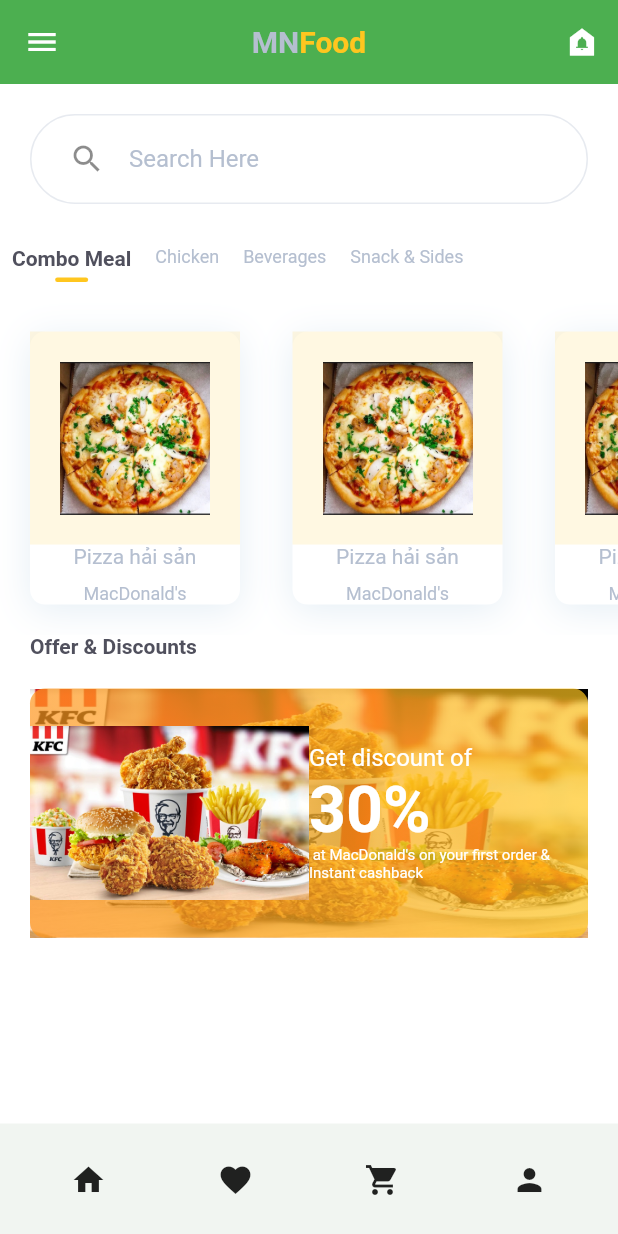
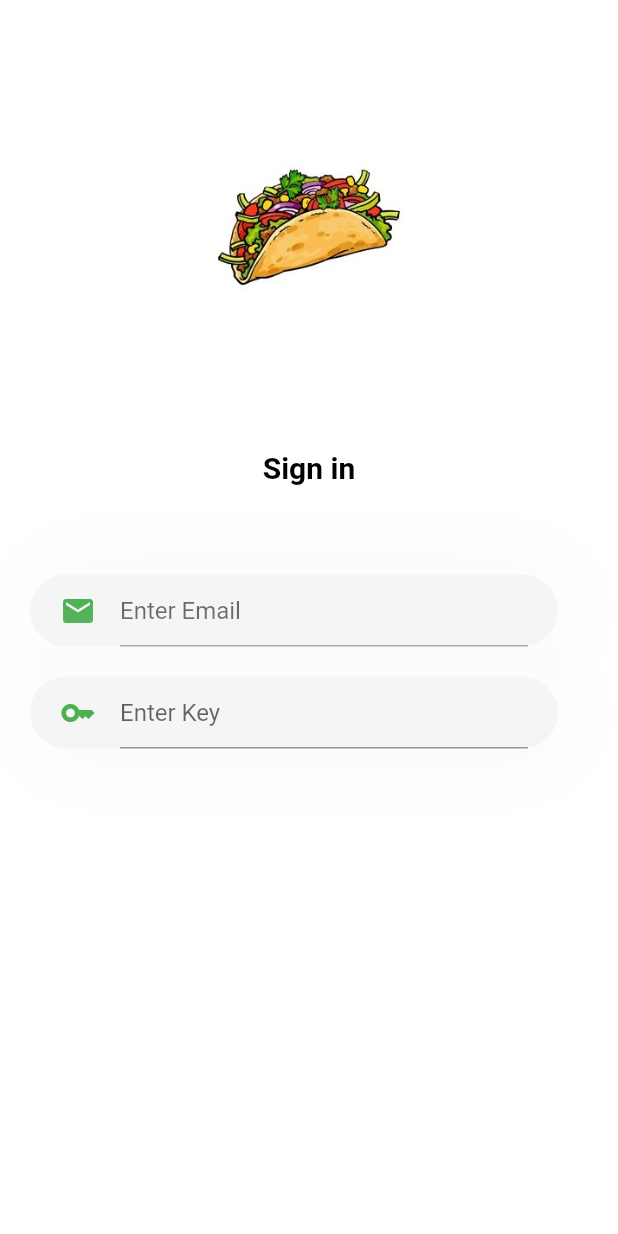
Before and after one commit to NguyenThiHueMinhB1910411/app_order, a Flutter app: the screen it shows after launch, on a phone screen of 412 x 824 dp. Run offline on Flutter 3.47's test engine with Material 2 defaults, Android fonts, the phone set to English and light mode, and no system bars.

Commit message:
update 20/10/2022

```diff
--- a/lib/main.dart
+++ b/lib/main.dart
@@ -1,34 +1,7 @@
-// import 'package:flutter/material.dart';
-// import 'package:order_food/constants.dart';
-// import 'package:order_food/screens/home/home-screen.dart';
-
-// void main() => runApp( MyApp());
-
-// class MyApp extends StatelessWidget {
-
-//   @override
-//   Widget build(BuildContext context) {
-//     return MaterialApp(
-//       debugShowCheckedModeBanner: false,
-//       title: 'Food App',
-//       theme: ThemeData(
-//         primaryColor: kPrimaryColor,
-//         scaffoldBackgroundColor: Colors.white,
-//         textTheme: TextTheme(
-//           body1: TextStyle(color: ksecondaryColor),
-//           body2: TextStyle(color: ksecondaryColor),
-//         ),
-//       ),
-//       home: HomeScreen(),
-//     );
-//   }
-// }
-
-
 import 'package:flutter/material.dart';
 import 'package:order_food/constants.dart';
 import 'package:order_food/screens/home/home-screen.dart';
-
+import 'package:order_food/screens/sign_in/sign_in_screen.dart';
 
 void main() => runApp(MyApp());
 
@@ -42,12 +15,18 @@ class MyApp extends StatelessWidget {
       theme: ThemeData(
         primaryColor: kPrimaryColor,
         scaffoldBackgroundColor: Colors.white,
+        appBarTheme: AppBarTheme(
+          color: Colors.white,
+          elevation: 0,
+          iconTheme: IconThemeData(color: Colors.black),
+        ),
         textTheme: TextTheme(
           bodyText1: TextStyle(color: ksecondaryColor),
           bodyText2: TextStyle(color: ksecondaryColor),
         ),
       ),
-      home: HomeScreen(),
+      //home: HomeScreen(),
+      home: SignInScreen(),
     );
   }
 }
--- a/lib/screens/home/details/details-screen.dart
+++ b/lib/screens/home/details/details-screen.dart
@@ -10,6 +10,7 @@ class DetailsScreen extends StatelessWidget {
   @override
   Widget build(BuildContext context) {
     return Scaffold(
+      resizeToAvoidBottomInset: false,
       backgroundColor: Color.fromARGB(255, 205, 206, 228),
       appBar: detailsAppBar(context),
       body: Body(),
@@ -57,7 +58,7 @@ class ItemInfo extends StatelessWidget {
         children: <Widget>[
           shopeName(name: "Pizza hải sản"),
           TitlePriceRating(
-            name: "Pizzaaaa",
+            name: "Pizza",
             numberOfReview: 24,
             rating: 4,
             price: 15,
--- /dev/null
+++ b/lib/screens/sign_in/sign_in_screen.dart
@@ -0,0 +1,125 @@
+import 'package:flutter/material.dart';
+import 'package:order_food/screens/home/components/app_bar.dart';
+import 'package:order_food/screens/sign_in/app_bar_sign_in.dart';
+
+class SignInScreen extends StatelessWidget {
+  static String routeName = "/sign_in";
+
+  @override
+  Widget build(BuildContext context) {
+    return Scaffold(
+      resizeToAvoidBottomInset: false,
+      //backgroundColor: Colors.white,
+      body: Container(
+        width: MediaQuery.of(context).size.width,
+        height: MediaQuery.of(context).size.height,
+        child: Column(
+          // mainAxisAlignment: MainAxisAlignment.spaceBetween,
+          // crossAxisAlignment: CrossAxisAlignment.start,
+          children: [
+            Container(
+              height: 300,
+              width: 150,
+              decoration: BoxDecoration(
+                image: DecorationImage(
+                  image: AssetImage('assets/images/theme_sign_in.jpg'),
+                ),
+              ),
+            ),
+            Text(
+              "Sign in",
+              style: TextStyle(
+                color: Colors.black,
+                fontSize: 20,
+                fontWeight: FontWeight.bold,
+              ),
+            ),
+            Padding(
+              padding: EdgeInsets.symmetric(horizontal: 0.0),
+              child: Container(
+                margin: EdgeInsets.only(right: 20, top: 20),
+                alignment: Alignment.bottomCenter,
+                child: Column(
+                  children: [
+                    // TextFormField(
+                    //   decoration: InputDecoration(
+                    //     labelText: "Email",
+                    //     hintText: "Enter your email",
+                    //   ),
+                    //   textAlign: TextAlign.center,
+                    // ),
+                    Container(
+                        margin: EdgeInsets.only(left: 20, right: 20, top: 40),
+                        padding: EdgeInsets.only(left: 20, right: 20),
+                        decoration: BoxDecoration(
+                            borderRadius: BorderRadius.circular(50),
+                            color: Colors.grey[100],
+                            boxShadow: [
+                              BoxShadow(
+                                offset: Offset(4, 1),
+                                blurRadius: 50,
+                                color: Color.fromARGB(255, 250, 246, 246),
+                              )
+                            ]),
+                        child: TextField(
+                          cursorColor: Colors.green,
+                          decoration: InputDecoration(
+                            icon: Icon(
+                              Icons.email,
+                              color: Colors.green[500],
+                            ),
+                            hintText: "Enter Email",
+                          ),
+                        )),
+
+                    Container(
+                        margin: EdgeInsets.only(left: 20, right: 20, top: 20),
+                        padding: EdgeInsets.only(left: 20, right: 20),
+                        decoration: BoxDecoration(
+                            borderRadius: BorderRadius.circular(50),
+                            color: Colors.grey[100],
+                            boxShadow: [
+                              BoxShadow(
+                                offset: Offset(4, 1),
+                                blurRadius: 50,
+                                color: Color.fromARGB(255, 250, 246, 246),
+                              )
+                            ]),
+                        child: TextField(
+                          cursorColor: Colors.green,
+                          decoration: InputDecoration(
+                            icon: Icon(
+                              Icons.key,
+                              color: Colors.green[500],
+                            ),
+                            hintText: "Enter Key",
+                          ),
+                        )),
+                    // TextField(
+                    //   cursorColor: Colors.green,
+                    //   decoration: InputDecoration(
+                    //     icon: Icon(
+                    //       Icons.email,
+                    //       color: Colors.grey,
+                    //     ),
+                    //     hintText: "Enter Email",
+                    //     enabledBorder: InputBorder.none,
+                    //   ),
+                    // )
+                  ],
+                ),
+              ),
+            )
+          ],
+        ),
+      ),
+
+      // appBar: AppBar(
+      //   title: Text("Sign in"),
+
+      // ),
+
+      //homeAppBarSignIn(context),
+    );
+  }
+}
```
Also changed, not shown: lib/screens/home/components/item_card.dart (+6 -2 lines), lib/screens/home/components/item_list.dart (+42 -3 lines), lib/screens/home/details/components/item_image.dart (+4 -3 lines), lib/screens/sign_in/app_bar_sign_in.dart (added, +41 -0 lines), assets/images/spaghetti_tomato_chesse.jpg (added), assets/images/them_sign_in.jpg (added), assets/images/theme_sign_in.jpg (added).
